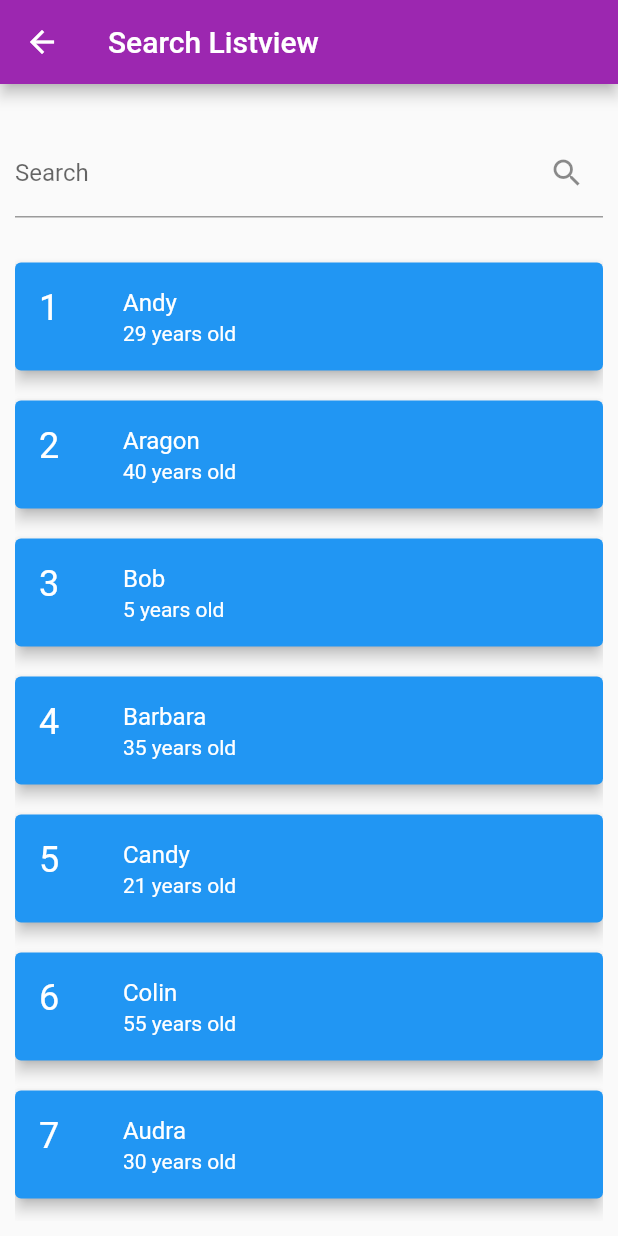
After one commit to shonibaredavida/final_task_kquotes, a Flutter app: the HomePage2 screen opened directly, on a phone screen of 412 x 824 dp. The commit adds this screen. Run offline on Flutter 3.47's test engine with Material 2 defaults, Android fonts, the phone set to English and light mode, and no system bars; our stand-ins replace get; network calls fail.

Commit message:
on_implementing

```diff
--- /dev/null
+++ b/lib/list.dart
@@ -0,0 +1,25 @@
+final List newQuotesssss = [
+  {"id": 1, "author": "Andy", "quote": "1 I wrote rubbish bdjbsbhjbjdshj"},
+  {"id": 2, "author": "Aragon", "quote": "askj the boy was so stupid"},
+  {"id": 3, "author": "Bob", "quote": "Trust me I love Jesus"},
+  {"id": 4, "author": "Barbara", "quote": "Jesus boy has two types of legs"},
+  {
+    "id": 5,
+    "author": "Candy",
+    "quote": "Disciples always have a good heart to 21"
+  },
+  {
+    "id": 6,
+    "author": "Colin",
+    "quote": "55years not be joke, types of stupidity"
+  },
+  {
+    "id": 7,
+    "author": "Audra",
+    "quote": "30 days can be the total days in a month"
+  },
+  {"id": 8, "author": "Banana", "quote": "14 days makes 2 weeks "},
+  {"id": 9, "author": "Caversky", "quote": "Have u seen 100 series"},
+  {"id": 10, "author": "Becky", "quote": " we have 32 teeth, do you have"},
+];
+/*<Map<String, dynamic>>*/
--- /dev/null
+++ b/lib/screens/new.dart
@@ -0,0 +1,102 @@
+import 'package:flutter/material.dart';
+
+class HomePage2 extends StatefulWidget {
+  const HomePage2({Key? key}) : super(key: key);
+
+  @override
+  // ignore: library_private_types_in_public_api
+  _HomePage2State createState() => _HomePage2State();
+}
+
+class _HomePage2State extends State<HomePage2> {
+  final List<Map<String, dynamic>> _allUsers = [
+    {"id": 1, "name": "Andy", "age": 29},
+    {"id": 2, "name": "Aragon", "age": 40},
+    {"id": 3, "name": "Bob", "age": 5},
+    {"id": 4, "name": "Barbara", "age": 35},
+    {"id": 5, "name": "Candy", "age": 21},
+    {"id": 6, "name": "Colin", "age": 55},
+    {"id": 7, "name": "Audra", "age": 30},
+    {"id": 8, "name": "Banana", "age": 14},
+    {"id": 9, "name": "Caversky", "age": 100},
+    {"id": 10, "name": "Becky", "age": 32},
+  ];
+
+  // This list holds the data for the list view
+  List<Map<String, dynamic>> _foundUsers = [];
+  @override
+  initState() {
+    _foundUsers = _allUsers;
+    super.initState();
+  }
+
+  // This function is called whenever the text field changes
+  void _runFilter(String enteredKeyword) {
+    List<Map<String, dynamic>> results = [];
+    if (enteredKeyword.isEmpty) {
+      // if the search field is empty or only contains white-space, we'll display all users
+      results = _allUsers;
+    } else {
+      results = _allUsers
+          .where((user) =>
+              user["name"].toLowerCase().contains(enteredKeyword.toLowerCase()))
+          .toList();
+      // we use the toLowerCase() method to make it case-insensitive
+    }
+  }
+
+  @override
+  Widget build(BuildContext context) {
+    return Scaffold(
+      appBar: AppBar(
+        title: const Text('Search Listview'),
+      ),
+      body: Padding(
+        padding: const EdgeInsets.all(10),
+        child: Column(
+          children: [
+            const SizedBox(
+              height: 20,
+            ),
+            TextField(
+              onChanged: (value) => _runFilter(value),
+              decoration: const InputDecoration(
+                  labelText: 'Search', suffixIcon: Icon(Icons.search)),
+            ),
+            const SizedBox(
+              height: 20,
+            ),
+            Expanded(
+              child: _foundUsers.isNotEmpty
+                  ? ListView.builder(
+                      itemCount: _foundUsers.length,
+                      itemBuilder: (context, index) => Card(
+                        key: ValueKey(_foundUsers[index]["id"]),
+                        color: Colors.blue,
+                        elevation: 4,
+                        margin: const EdgeInsets.symmetric(vertical: 10),
+                        child: ListTile(
+                          leading: Text(
+                            _foundUsers[index]["id"].toString(),
+                            style: const TextStyle(
+                                fontSize: 24, color: Colors.white),
+                          ),
+                          title: Text(_foundUsers[index]['name'],
+                              style: TextStyle(color: Colors.white)),
+                          subtitle: Text(
+                              '${_foundUsers[index]["age"].toString()} years old',
+                              style: TextStyle(color: Colors.white)),
+                        ),
+                      ),
+                    )
+                  : const Text(
+                      'No results found',
+                      style: TextStyle(fontSize: 24),
+                    ),
+            ),
+          ],
+        ),
+      ),
+    );
+  }
+}
```
Also changed, not shown: lib/controllers/get_quote_controller.dart (+41 -0 lines), lib/screens/homepage_screen copy.dart (added, +121 -0 lines), lib/screens/homepage_screen.dart (+7 -5 lines).
